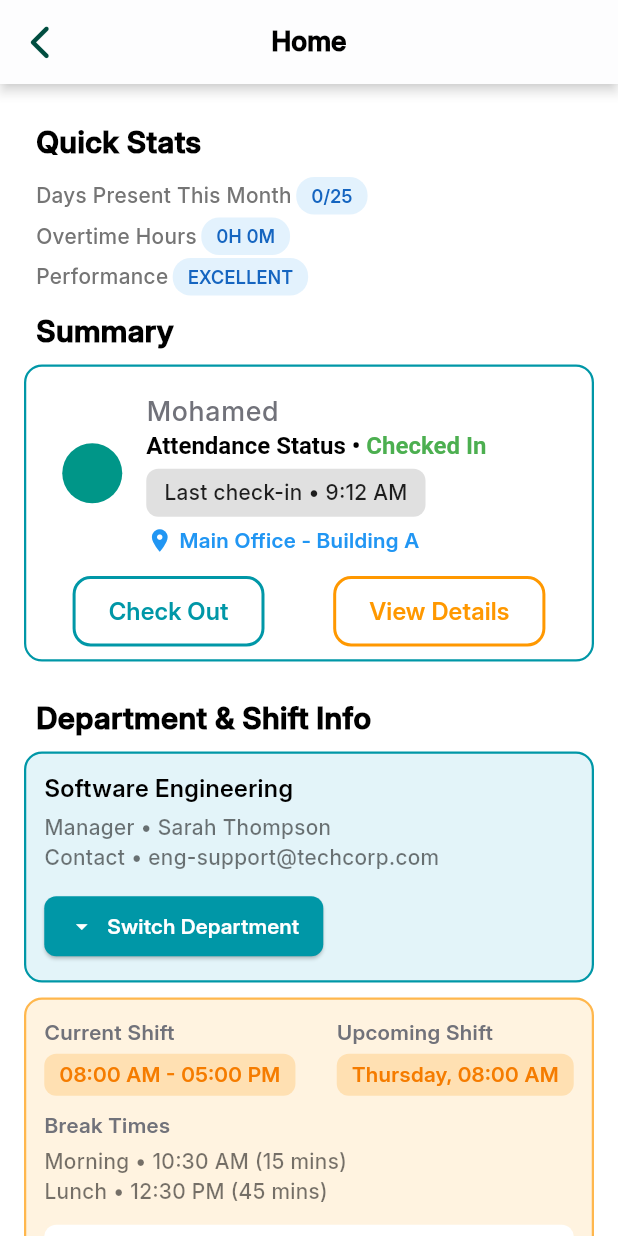
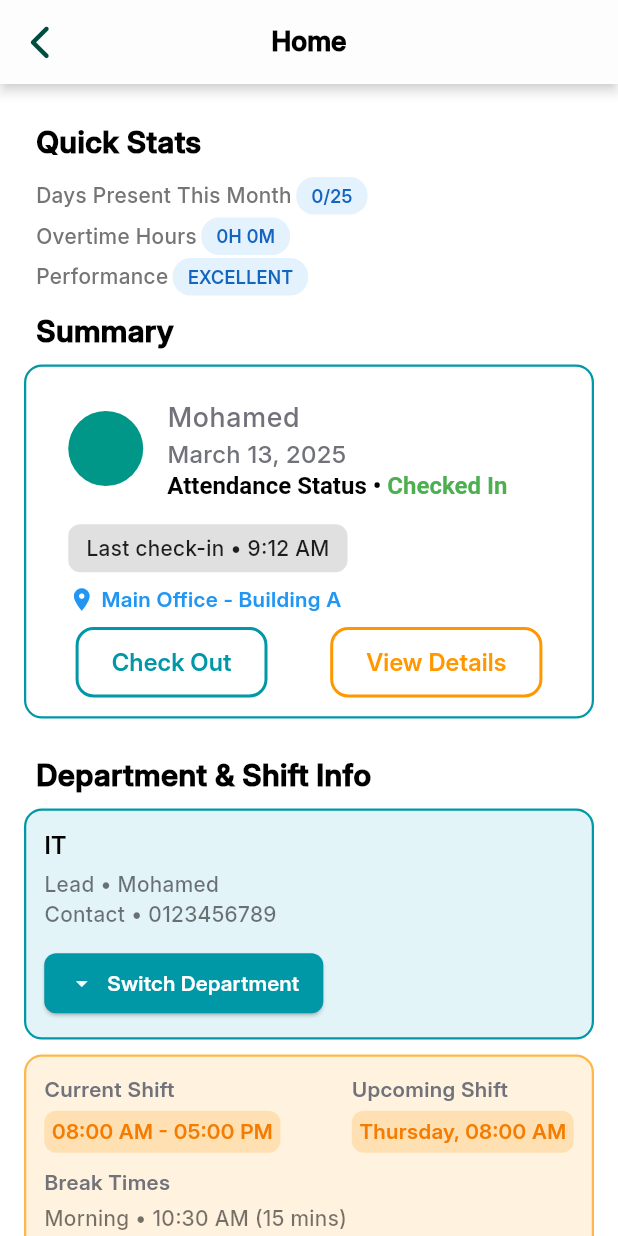
Before and after one commit to Sprints-Flutter-Bootcamp-Projects/GPS-Attendance-App, a Flutter app: the HomeScreen screen opened by its route, on a phone screen of 412 x 824 dp. Run offline on Flutter 3.47's test engine with Material 3 defaults, Android fonts, the phone set to English and light mode, and no system bars; our stand-ins replace bloc, cloud_firestore, easy_localization, equatable, firebase_auth, firebase_core and 8 more; accounts and stored records are empty.

Commit message:
fixed some ui design and added widgets in the home screens

```diff
--- a/lib/core/app.dart
+++ b/lib/core/app.dart
@@ -33,7 +33,8 @@ class MyApp extends StatelessWidget {
           title: 'Flutter Demo',
           theme: themeBloc.themeData,
           themeMode: ThemeMode.system,
-          initialRoute: LoginScreen.routeName,
+          // initialRoute: LoginScreen.routeName,
+          initialRoute: HomeScreen.routeName,
           routes: {
             LoginScreen.routeName: (context) => LoginScreen(),
             SignUpScreen.routeName: (context) => SignUpScreen(),
--- a/lib/features/authentication/presentation/screens/account_type.dart
+++ b/lib/features/authentication/presentation/screens/account_type.dart
@@ -1,7 +1,7 @@
 import 'package:flutter/material.dart';
 import 'package:gps_attendance/features/authentication/presentation/screens/signup_screen.dart';
 import 'package:gps_attendance/features/authentication/presentation/widgets/account_card.dart';
-import 'package:gps_attendance/widgets/appbar.dart';
+import 'package:gps_attendance/widgets/custom_appbar.dart';
 
 class AccountsPage extends StatelessWidget {
   const AccountsPage({super.key});
--- a/lib/features/authentication/presentation/screens/company_department.dart
+++ b/lib/features/authentication/presentation/screens/company_department.dart
@@ -4,7 +4,7 @@ import 'package:flutter_bloc/flutter_bloc.dart';
 import 'package:gps_attendance/features/authentication/presentation/bloc/auth_bloc.dart';
 import 'package:gps_attendance/features/authentication/presentation/screens/login_screen.dart';
 import 'package:gps_attendance/features/authentication/presentation/widgets/page_desc.dart';
-import 'package:gps_attendance/widgets/appbar.dart';
+import 'package:gps_attendance/widgets/custom_appbar.dart';
 import 'package:gps_attendance/widgets/nice_button.dart';
 import 'package:gps_attendance/widgets/text_form_field.dart';
 import 'package:gps_attendance/core/utils/app_colors.dart';
--- a/lib/features/authentication/presentation/screens/edit_profile.dart
+++ b/lib/features/authentication/presentation/screens/edit_profile.dart
@@ -6,7 +6,7 @@ import 'package:gps_attendance/features/authentication/presentation/screens/prof
 import 'package:image_picker/image_picker.dart';
 
 import '../../../../core/utils/app_colors.dart';
-import '../../../../widgets/appbar.dart';
+import '../../../../widgets/custom_appbar.dart';
 import '../../../../widgets/nice_button.dart';
 import '../../../../widgets/text_form_field.dart';
 import '../bloc/auth_bloc.dart';
--- a/lib/features/authentication/presentation/screens/profile_screen.dart
+++ b/lib/features/authentication/presentation/screens/profile_screen.dart
@@ -1,7 +1,7 @@
 import 'package:flutter/material.dart';
 import 'package:gps_attendance/core/utils/app_colors.dart';
 import 'package:gps_attendance/features/authentication/presentation/screens/edit_profile.dart';
-import 'package:gps_attendance/widgets/appbar.dart';
+import 'package:gps_attendance/widgets/custom_appbar.dart';
 
 class ProfileScreen extends StatefulWidget {
   static const String routeName = '/profile_screen';
--- a/lib/features/authentication/presentation/screens/signup_screen.dart
+++ b/lib/features/authentication/presentation/screens/signup_screen.dart
@@ -3,7 +3,7 @@ import 'package:flutter_bloc/flutter_bloc.dart';
 import 'package:gps_attendance/features/authentication/presentation/bloc/auth_bloc.dart';
 import 'package:gps_attendance/features/authentication/presentation/screens/company_department.dart';
 
-import 'package:gps_attendance/widgets/appbar.dart';
+import 'package:gps_attendance/widgets/custom_appbar.dart';
 import 'package:gps_attendance/widgets/nice_button.dart';
 import 'package:gps_attendance/widgets/text_form_field.dart';
 
--- a/lib/features/home/presentation/pages/home_screen.dart
+++ b/lib/features/home/presentation/pages/home_screen.dart
@@ -2,8 +2,12 @@ import 'package:flutter/material.dart';
 import 'package:flutter_bloc/flutter_bloc.dart';
 import 'package:gps_attendance/core/dependency_injection/service_locator.dart';
 import 'package:gps_attendance/core/cubits/monthstats/monthstats_cubit.dart';
-import 'package:gps_attendance/features/home/presentation/widgets/card.dart';
+import 'package:gps_attendance/features/home/presentation/widgets/attendance_status.dart';
+import 'package:gps_attendance/features/home/presentation/widgets/department_card.dart';
+import 'package:gps_attendance/features/home/presentation/widgets/check_in_out_line.dart';
 import 'package:gps_attendance/features/home/presentation/widgets/color_outline_btn.dart';
+import 'package:gps_attendance/features/home/presentation/widgets/colored_card.dart';
+import 'package:gps_attendance/features/home/presentation/widgets/date_text.dart';
 import 'package:gps_attendance/features/home/presentation/widgets/home_appbar.dart';
 import 'package:gps_attendance/features/home/presentation/widgets/quick_states.dart';
 import 'package:gps_attendance/features/home/presentation/widgets/shift_card.dart';
@@ -27,76 +31,47 @@ class _HomeScreenState extends State<HomeScreen> {
           padding: const EdgeInsets.all(16.0),
           child: Column(
             children: [
+              // Quick Stats
               const TitleDesc(title: "Quick Stats"),
               BlocProvider(
                 create: (context) => sl<MonthStatsCubit>(),
                 child: QuickStats(),
               ),
+
+              // Summary Card
               const TitleDesc(title: "Summary"),
-              Container(
-                width: double.infinity,
-                padding: const EdgeInsets.all(8.0),
-                decoration: BoxDecoration(
-                  color: Colors.white,
-                  borderRadius: BorderRadius.circular(12), // Rounded corners
-                  border: Border.all(
-                    color: const Color(0xFF0097A7), // Border color
-                    width: 1.5, // Border thickness
-                  ),
-                ),
+              ColoredCard(
+                backgroundColor: Colors.white,
+                borderColor: const Color(0xFF0097A7),
                 child: Column(
+                  crossAxisAlignment: CrossAxisAlignment.start,
                   children: [
                     ListTile(
                       leading: const CircleAvatar(
                         backgroundColor: Colors.teal,
-                        radius: 20, // Adjusted size for better visibility
+                        radius: 25,
                       ),
                       title: const Text("Mohamed"),
                       subtitle: Column(
                         crossAxisAlignment: CrossAxisAlignment.start,
                         children: [
-                          // Attendance Status
-                          RichText(
-                            text: const TextSpan(
-                              style:
-                                  TextStyle(fontSize: 16, color: Colors.black),
-                              children: [
-                                TextSpan(
-                                  text: "Attendance Status • ",
-                                  style: TextStyle(fontWeight: FontWeight.bold),
-                                ),
-                                TextSpan(
-                                  text: "Checked In",
-                                  style: TextStyle(
-                                      fontWeight: FontWeight.bold,
-                                      color: Colors.green),
-                                ),
+                          DateText(date: DateTime.now()),
+                          AttendanceStatus(status: "Checked In"),
                         ],
                       ),
                     ),
-                          const SizedBox(height: 6),
+                    const SizedBox(height: 8),
 
-                          // Last Check-in
-                          Container(
-                            padding: const EdgeInsets.symmetric(
-                                horizontal: 12, vertical: 6),
-                            decoration: BoxDecoration(
-                              color: Colors.grey.shade300,
-                              borderRadius: BorderRadius.circular(8),
-                            ),
-                            child: const Text(
-                              "Last check-in • 9:12 AM",
-                              style: TextStyle(
-                                  fontSize: 14, color: Colors.black87),
-                            ),
-                          ),
-                          const SizedBox(height: 6),
+                    // Check-in and check-out
+                    CheckInOutWidget(label: "Last check-in", time: "9:12 AM"),
+                    const SizedBox(height: 8),
 
                     // Location
                     Row(
-                            children: const [
-                              Icon(Icons.location_on,
-                                  color: Colors.blue, size: 18),
+                      mainAxisAlignment: MainAxisAlignment.start,
+                      children: [
+                        const SizedBox(width: 16),
+                        Icon(Icons.location_on, color: Colors.blue, size: 18),
                         SizedBox(width: 4),
                         Text(
                           "Main Office - Building A",
@@ -108,10 +83,9 @@ class _HomeScreenState extends State<HomeScreen> {
                         ),
                       ],
                     ),
-                        ],
-                      ),
-                    ),
-                    const SizedBox(height: 5),
+                    const SizedBox(height: 8),
+
+                    // Check-in and check-out buttons
                     Row(
                       mainAxisAlignment: MainAxisAlignment.spaceAround,
                       children: [
@@ -132,7 +106,12 @@ class _HomeScreenState extends State<HomeScreen> {
               ),
               const SizedBox(height: 15),
               const TitleDesc(title: "Department & Shift Info"),
-              const DepartmentCard(),
+              const DepartmentCard(
+                departmentName: "IT",
+                leadPosition: "Lead",
+                leadName: "Mohamed",
+                contactInfo: "0123456789",
+              ),
               const SizedBox(height: 10),
               const ShiftDetailsCard(),
             ],
--- /dev/null
+++ b/lib/features/home/presentation/widgets/attendance_status.dart
@@ -0,0 +1,42 @@
+import 'package:flutter/material.dart';
+
+class AttendanceStatus extends StatelessWidget {
+  final String status;
+
+  const AttendanceStatus({Key? key, required this.status}) : super(key: key);
+
+  @override
+  Widget build(BuildContext context) {
+    return RichText(
+      text: TextSpan(
+        style: const TextStyle(fontSize: 16, color: Colors.black),
+        children: [
+          const TextSpan(
+            text: "Attendance Status • ",
+            style: TextStyle(fontWeight: FontWeight.bold),
+          ),
+          TextSpan(
+            text: status,
+            style: TextStyle(
+              fontWeight: FontWeight.bold,
+              color: _getStatusColor(status),
+            ),
+          ),
+        ],
+      ),
+    );
+  }
+
+  Color _getStatusColor(String status) {
+    switch (status.toLowerCase()) {
+      case "checked in":
+        return Colors.green;
+      case "checked out":
+        return Colors.red;
+      case "pending":
+        return Colors.orange;
+      default:
+        return Colors.black;
+    }
+  }
+}
--- a/lib/features/home/presentation/widgets/card.dart
+++ /dev/null
@@ -1,60 +0,0 @@
-import 'package:flutter/material.dart';
-
-class DepartmentCard extends StatelessWidget {
-  const DepartmentCard({super.key});
-
-  @override
-  Widget build(BuildContext context) {
-    return Container(
-      width: double.infinity,
-      padding: const EdgeInsets.all(12.0),
-      decoration: BoxDecoration(
-        color: const Color(0xFFE3F4F9), // Light blue background
-        borderRadius: BorderRadius.circular(12), // Rounded corners
-        border: Border.all(
-          color: const Color(0xFF0097A7), // Border color
-          width: 1.5, // Border thickness
-        ),
-      ),
-      child: Column(
-        crossAxisAlignment: CrossAxisAlignment.start,
-        children: [
-          const Text(
-            "Software Engineering",
-            style: TextStyle(
-              fontSize: 16,
-              fontWeight: FontWeight.bold,
-              color: Colors.black,
-            ),
-          ),
-          const SizedBox(height: 4),
-          const Text(
-            "Manager • Sarah Thompson",
-            style: TextStyle(fontSize: 14, color: Colors.black54),
-          ),
-          const Text(
-            "Contact • eng-support@techcorp.com",
-            style: TextStyle(fontSize: 14, color: Colors.black54),
-          ),
-          const SizedBox(height: 12),
-          ElevatedButton.icon(
-            onPressed: () {},
-            style: ElevatedButton.styleFrom(
-              backgroundColor: const Color(0xFF0097A7), // Button color
-              foregroundColor: Colors.white, // Text color
-              shape: RoundedRectangleBorder(
-                borderRadius: BorderRadius.circular(8), // Button corners
-              ),
-              padding: const EdgeInsets.symmetric(horizontal: 16, vertical: 10),
-            ),
-            icon: const Icon(
-              Icons.arrow_drop_down,
-              color: Colors.white,
-            ),
-            label: const Text("Switch Department"),
-          ),
-        ],
-      ),
-    );
-  }
-}
--- /dev/null
+++ b/lib/features/home/presentation/widgets/check_in_out_line.dart
@@ -0,0 +1,24 @@
+import 'package:flutter/material.dart';
+
+class CheckInOutWidget extends StatelessWidget {
+  final String label;
+  final String time;
+
+  const CheckInOutWidget({super.key, required this.label, required this.time});
+
+  @override
+  Widget build(BuildContext context) {
+    return Container(
+      padding: const EdgeInsets.symmetric(horizontal: 12, vertical: 6),
+      margin: EdgeInsets.only(left: 16),
+      decoration: BoxDecoration(
+        color: Colors.grey.shade300,
+        borderRadius: BorderRadius.circular(8),
+      ),
+      child: Text(
+        "$label • $time",
+        style: const TextStyle(fontSize: 14, color: Colors.black87),
+      ),
+    );
+  }
+}
--- a/lib/features/home/presentation/widgets/custom_card.dart
+++ b/lib/features/home/presentation/widgets/colored_card.dart
@@ -1,12 +1,12 @@
 import 'package:flutter/material.dart';
 
-class CustomCard extends StatelessWidget {
+class ColoredCard extends StatelessWidget {
   final Widget child;
   final Color borderColor;
   final Color backgroundColor;
   final EdgeInsetsGeometry padding;
 
-  const CustomCard({
+  const ColoredCard({
     super.key,
     required this.child,
     this.borderColor = Colors.black12,
--- /dev/null
+++ b/lib/features/home/presentation/widgets/colored_text.dart
@@ -0,0 +1,28 @@
+import 'package:flutter/material.dart';
+
+class ColoredText extends StatelessWidget {
+  final String text;
+  final Color colorBackground;
+  final Color colorText;
+  const ColoredText(
+      {super.key,
+      required this.text,
+      required this.colorBackground,
+      required this.colorText});
+
+  @override
+  Widget build(BuildContext context) {
+    return Container(
+      padding: const EdgeInsets.symmetric(horizontal: 10, vertical: 4),
+      decoration: BoxDecoration(
+        color: colorBackground,
+        borderRadius: BorderRadius.circular(12),
+      ),
+      child: Text(
+        text,
+        style: TextStyle(
+            fontSize: 12, color: colorText, fontWeight: FontWeight.bold),
+      ),
+    );
+  }
+}
--- /dev/null
+++ b/lib/features/home/presentation/widgets/date_text.dart
@@ -0,0 +1,19 @@
+import 'package:flutter/material.dart';
+import 'package:intl/intl.dart';
+
+class DateText extends StatelessWidget {
+  final DateTime date;
+
+  const DateText({Key? key, required this.date}) : super(key: key);
+
+  @override
+  Widget build(BuildContext context) {
+    String formattedDate =
+        DateFormat.yMMMMd().format(date); // Example: June 13, 2024
+
+    return Text(
+      formattedDate,
+      style: const TextStyle(fontSize: 16, fontWeight: FontWeight.w500),
+    );
+  }
+}
--- /dev/null
+++ b/lib/features/home/presentation/widgets/department_card.dart
@@ -0,0 +1,58 @@
+import 'package:flutter/material.dart';
+import 'package:gps_attendance/features/home/presentation/widgets/colored_card.dart';
+import 'package:gps_attendance/features/home/presentation/widgets/dot_text.dart';
+
+class DepartmentCard extends StatelessWidget {
+  final String departmentName;
+  final String leadPosition;
+  final String leadName;
+  final String contactInfo;
+
+  const DepartmentCard(
+      {super.key,
+      required this.departmentName,
+      required this.leadPosition,
+      required this.leadName,
+      required this.contactInfo});
+
+  @override
+  Widget build(BuildContext context) {
+    return ColoredCard(
+      backgroundColor: const Color(0xFFE3F4F9),
+      borderColor: const Color(0xFF0097A7),
+      child: Column(
+        crossAxisAlignment: CrossAxisAlignment.start,
+        children: [
+          Text(
+            departmentName,
+            style: TextStyle(
+              fontSize: 16,
+              fontWeight: FontWeight.bold,
+              color: Colors.black,
+            ),
+          ),
+          const SizedBox(height: 4),
+          DotText(firstText: leadPosition, secondText: leadName),
+          DotText(firstText: "Contact", secondText: contactInfo),
+          const SizedBox(height: 12),
+          ElevatedButton.icon(
+            onPressed: () {},
+            style: ElevatedButton.styleFrom(
+              backgroundColor: const Color(0xFF0097A7),
+              foregroundColor: Colors.white,
+              shape: RoundedRectangleBorder(
+                borderRadius: BorderRadius.circular(8),
+              ),
+              padding: const EdgeInsets.symmetric(horizontal: 16, vertical: 10),
+            ),
+            icon: const Icon(
+              Icons.arrow_drop_down,
+              color: Colors.white,
+            ),
+            label: const Text("Switch Department"),
+          ),
+        ],
+      ),
+    );
+  }
+}
--- /dev/null
+++ b/lib/features/home/presentation/widgets/dot_text.dart
@@ -0,0 +1,22 @@
+import 'package:flutter/material.dart';
+
+class DotText extends StatelessWidget {
+  final String firstText;
+  final String secondText;
+  final TextStyle? style;
+
+  const DotText({
+    super.key,
+    required this.firstText,
+    required this.secondText,
+    this.style,
+  });
+
+  @override
+  Widget build(BuildContext context) {
+    return Text(
+      "$firstText • $secondText",
+      style: style ?? const TextStyle(fontSize: 14, color: Colors.black54),
+    );
+  }
+}
--- a/lib/features/home/presentation/widgets/shift_card.dart
+++ b/lib/features/home/presentation/widgets/shift_card.dart
@@ -1,12 +1,14 @@
 import 'package:flutter/material.dart';
-import 'custom_card.dart'; // Import the reusable widget
+import 'package:gps_attendance/features/home/presentation/widgets/dot_text.dart';
+import 'package:gps_attendance/features/home/presentation/widgets/state_row.dart';
+import 'colored_card.dart'; // Import the reusable widget
 
 class ShiftDetailsCard extends StatelessWidget {
   const ShiftDetailsCard({super.key});
 
   @override
   Widget build(BuildContext context) {
-    return CustomCard(
+    return ColoredCard(
       borderColor: Colors.orange.shade300,
       backgroundColor: Colors.orange.shade50,
       child: Column(
@@ -25,27 +27,35 @@ class ShiftDetailsCard extends StatelessWidget {
             style: TextStyle(fontWeight: FontWeight.bold, fontSize: 14),
           ),
           const SizedBox(height: 4),
-          const Text("Morning • 10:30 AM (15 mins)",
-              style: TextStyle(fontSize: 14, color: Colors.black54)),
-          const Text("Lunch • 12:30 PM (45 mins)",
-              style: TextStyle(fontSize: 14, color: Colors.black54)),
+          DotText(firstText: "Morning", secondText: "10:30 AM (15 mins)"),
+          DotText(firstText: "Lunch", secondText: "12:30 PM (45 mins)"),
           const SizedBox(height: 12),
           Container(
-            padding: const EdgeInsets.symmetric(horizontal: 12, vertical: 8),
+            padding: const EdgeInsets.symmetric(horizontal: 8, vertical: 4),
             decoration: BoxDecoration(
               color: Colors.white,
-              borderRadius: BorderRadius.circular(8),
+              borderRadius: BorderRadius.circular(24),
             ),
             child: Row(
               mainAxisAlignment: MainAxisAlignment.spaceBetween,
-              children: const [
+              children: [
                 Text(
                   "Overtime Eligible",
                   style: TextStyle(fontWeight: FontWeight.bold),
                 ),
-                Chip(
-                  backgroundColor: Colors.lightBlueAccent,
-                  label: Text(
+                OutlinedButton(
+                  onPressed: null,
+                  style: ButtonStyle(
+                    backgroundColor: MaterialStateProperty.all<Color>(
+                      Colors.teal,
+                    ),
+                    shape: MaterialStateProperty.all<RoundedRectangleBorder>(
+                      RoundedRectangleBorder(
+                        borderRadius: BorderRadius.circular(24.0),
+                      ),
+                    ),
+                  ),
+                  child: Text(
                     "YES",
                     style: TextStyle(
                         color: Colors.white, fontWeight: FontWeight.bold),
@@ -69,7 +79,7 @@ class ShiftDetailsCard extends StatelessWidget {
         ),
         const SizedBox(height: 4),
         Container(
-          padding: const EdgeInsets.symmetric(horizontal: 10, vertical: 4),
+          padding: const EdgeInsets.symmetric(horizontal: 5, vertical: 4),
           decoration: BoxDecoration(
             color: Colors.orange.shade100,
             borderRadius: BorderRadius.circular(8),
```
Also changed, not shown: lib/widgets/custom_appbar.dart (renamed from lib/widgets/appbar.dart), pubspec.lock. Lines whose indentation alone changed are shown as unchanged.
